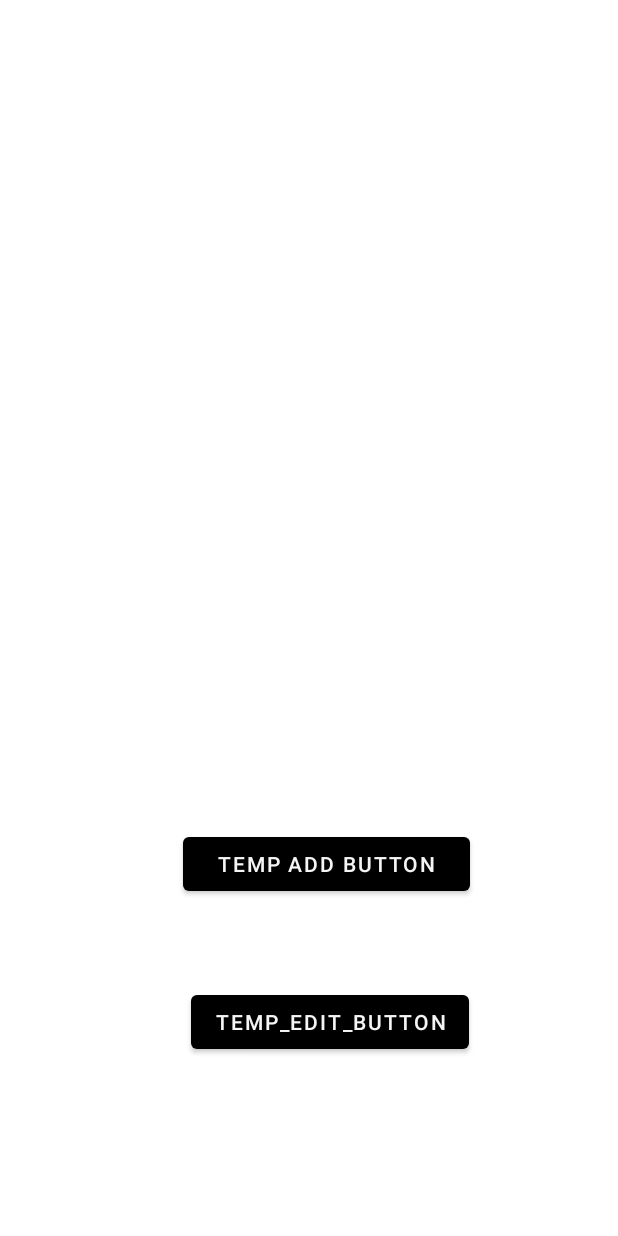
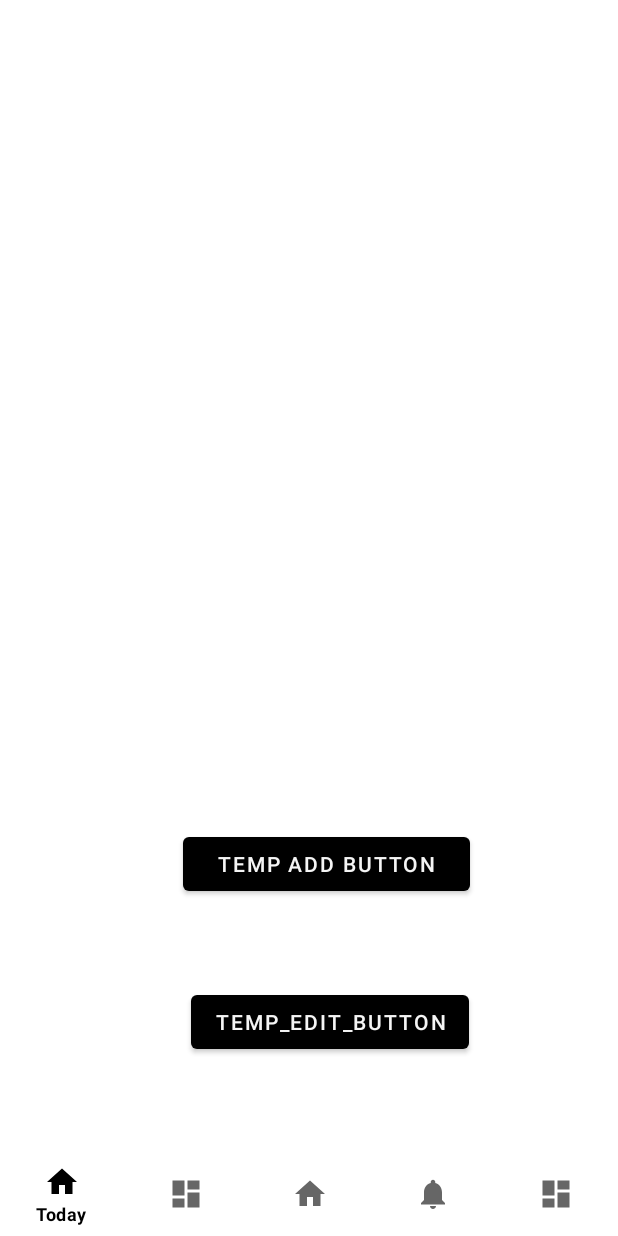
Before and after one commit to CMPUT301F21T48/TrackIt, an Android app: the TodaysHabitsActivity screen opened directly, with no data from a screen before it, on a phone screen of 412 x 824 dp. Run offline under Robolectric (Android 15) with nearby library versions, the phone set to English and light mode, and no system bars.

Commit message:
Created bottom navigation bar

```diff
--- a/app/build.gradle
+++ b/app/build.gradle
@@ -79,6 +79,9 @@ android {
         sourceCompatibility JavaVersion.VERSION_1_8
         targetCompatibility JavaVersion.VERSION_1_8
     }
+    buildFeatures {
+        viewBinding true
+    }
 }
 
 dependencies {
@@ -88,6 +91,8 @@ dependencies {
     implementation 'androidx.constraintlayout:constraintlayout:2.1.1'
     implementation 'androidx.recyclerview:recyclerview:1.2.1'
     implementation 'androidx.legacy:legacy-support-v4:1.0.0'
+    implementation 'androidx.navigation:navigation-fragment:2.3.5'
+    implementation 'androidx.navigation:navigation-ui:2.3.5'
     testImplementation 'junit:junit:4.12'
     androidTestImplementation 'androidx.test:runner:1.1.1'
     androidTestImplementation 'androidx.test.espresso:espresso-core:3.1.1'
--- /dev/null
+++ b/app/src/main/java/com/example/trackit/NavigationFragment.java
@@ -0,0 +1,64 @@
+package com.example.trackit;
+
+import android.os.Bundle;
+
+import androidx.fragment.app.Fragment;
+
+import android.view.LayoutInflater;
+import android.view.View;
+import android.view.ViewGroup;
+
+/**
+ * A simple {@link Fragment} subclass.
+ * Use the {@link NavigationFragment#newInstance} factory method to
+ * create an instance of this fragment.
+ */
+public class NavigationFragment extends Fragment {
+
+    // TODO: Rename parameter arguments, choose names that match
+    // the fragment initialization parameters, e.g. ARG_ITEM_NUMBER
+    private static final String ARG_PARAM1 = "param1";
+    private static final String ARG_PARAM2 = "param2";
+
+    // TODO: Rename and change types of parameters
+    private String mParam1;
+    private String mParam2;
+
+    public NavigationFragment() {
+        // Required empty public constructor
+    }
+
+    /**
+     * Use this factory method to create a new instance of
+     * this fragment using the provided parameters.
+     *
+     * @param param1 Parameter 1.
+     * @param param2 Parameter 2.
+     * @return A new instance of fragment BlankFragment.
+     */
+    // TODO: Rename and change types and number of parameters
+    public static NavigationFragment newInstance(String param1, String param2) {
+        NavigationFragment fragment = new NavigationFragment();
+        Bundle args = new Bundle();
+        args.putString(ARG_PARAM1, param1);
+        args.putString(ARG_PARAM2, param2);
+        fragment.setArguments(args);
+        return fragment;
+    }
+
+    @Override
+    public void onCreate(Bundle savedInstanceState) {
+        super.onCreate(savedInstanceState);
+        if (getArguments() != null) {
+            mParam1 = getArguments().getString(ARG_PARAM1);
+            mParam2 = getArguments().getString(ARG_PARAM2);
+        }
+    }
+
+    @Override
+    public View onCreateView(LayoutInflater inflater, ViewGroup container,
+                             Bundle savedInstanceState) {
+        // Inflate the layout for this fragment
+        return inflater.inflate(R.layout.navigation_bar, container, false);
+    }
+}
--- a/app/src/main/java/com/example/trackit/RegisterActivity.java
+++ b/app/src/main/java/com/example/trackit/RegisterActivity.java
@@ -60,7 +60,6 @@ public class RegisterActivity extends AppCompatActivity {
                 inputPassword.setText("");
                 Intent intent = new Intent(this, TodaysHabitsActivity.class);
                 intent.putExtra("Username", registerUsername);
-                intent.putExtra("Password", registerPassword);
                 startActivity(intent);
             }
         }
--- a/app/src/main/res/layout/activity_todays_habits.xml
+++ b/app/src/main/res/layout/activity_todays_habits.xml
@@ -31,4 +31,11 @@
         app:layout_constraintStart_toStartOf="parent"
         app:layout_constraintTop_toTopOf="parent" />
 
+    <fragment
+        android:layout_width="match_parent"
+        android:layout_height="wrap_content"
+        app:layout_constraintBottom_toBottomOf="parent"
+        tools:layout="@layout/navigation_bar"
+        class="com.example.trackit.NavigationFragment"/>
+
 </androidx.constraintlayout.widget.ConstraintLayout>
--- /dev/null
+++ b/app/src/main/res/layout/navigation_bar.xml
@@ -0,0 +1,19 @@
+<?xml version="1.0" encoding="utf-8"?>
+<FrameLayout xmlns:android="http://schemas.android.com/apk/res/android"
+    xmlns:tools="http://schemas.android.com/tools"
+    android:layout_width="match_parent"
+    android:layout_height="wrap_content"
+    xmlns:app="http://schemas.android.com/apk/res-auto"
+    tools:context=".NavigationFragment"
+    android:layout_gravity="bottom"
+    app:defaultNavHost="true"
+    app:navGraph="@navigation/mobile_navigation">
+
+    <com.google.android.material.bottomnavigation.BottomNavigationView
+        android:id="@+id/nav_bar"
+        android:layout_width="match_parent"
+        android:layout_height="wrap_content"
+        android:background="?android:attr/windowBackground"
+        app:menu="@menu/bottom_nav_menu"/>
+
+</FrameLayout>
--- /dev/null
+++ b/app/src/main/res/menu/bottom_nav_menu.xml
@@ -0,0 +1,29 @@
+<?xml version="1.0" encoding="utf-8"?>
+<menu xmlns:android="http://schemas.android.com/apk/res/android">
+
+    <item
+        android:id="@+id/navigation_home"
+        android:icon="@drawable/ic_home_black_24dp"
+        android:title="@string/title_todays_habits" />
+
+    <item
+        android:id="@+id/navigation_dashboard"
+        android:icon="@drawable/ic_dashboard_black_24dp"
+        android:title="@string/title_search" />
+
+    <item
+        android:id="@+id/navigation_feed"
+        android:icon="@drawable/ic_home_black_24dp"
+        android:title="@string/title_feed" />
+
+    <item
+        android:id="@+id/navigation_notifications"
+        android:icon="@drawable/ic_notifications_black_24dp"
+        android:title="@string/title_notifications" />
+
+    <item
+        android:id="@+id/navigation_profile"
+        android:icon="@drawable/ic_dashboard_black_24dp"
+        android:title="@string/title_profile" />
+
+</menu>
--- /dev/null
+++ b/app/src/main/res/navigation/mobile_navigation.xml
@@ -0,0 +1,20 @@
+<?xml version="1.0" encoding="utf-8"?>
+<navigation xmlns:android="http://schemas.android.com/apk/res/android"
+    xmlns:app="http://schemas.android.com/apk/res-auto"
+    xmlns:tools="http://schemas.android.com/tools"
+    android:id="@+id/mobile_navigation"
+    app:startDestination="@+id/navigation_todays_habits">
+
+    <activity
+        android:id="@+id/navigation_todays_habits"
+        android:name="com.example.trackit.TodaysHabitsActivity"
+        android:label="@string/title_todays_habits"
+        tools:layout="@layout/activity_todays_habits" />
+
+    <activity
+        android:id="@+id/navigation_search"
+        android:name="com.example.trackit.SearchActivity"
+        android:label="@string/title_search"
+        tools:layout="@layout/activity_search" />
+
+</navigation>
--- a/app/src/main/res/values/strings.xml
+++ b/app/src/main/res/values/strings.xml
@@ -37,5 +37,11 @@
     <string name="checkbox_saturday">S</string>
     <string name="checkbox_sunday">S</string>
     <string name="error_username_empty">Username field cannot be empty</string>
+    <string name="title_todays_habits">Today</string>
+    <string name="title_search">Search</string>
+    <string name="title_feed">Feed</string>
+    <string name="title_notifications">Notifications</string>
+    <string name="title_profile">Profile</string>
+    <string name="title_activity_main">MainActivity</string>
 
 </resources>
--- a/app/src/main/res/values/themes.xml
+++ b/app/src/main/res/values/themes.xml
@@ -14,4 +14,10 @@
         <item name="android:windowLightStatusBar">true</item>
         <!-- Customize your theme here. -->
     </style>
+    <style name="Theme.TrackIt.NoActionBar">
+        <item name="windowActionBar">false</item>
+        <item name="windowNoTitle">true</item>
+    </style>
+    <style name="Theme.TrackIt.AppBarOverlay" parent="ThemeOverlay.AppCompat.Dark.ActionBar" />
+    <style name="Theme.TrackIt.PopupOverlay" parent="ThemeOverlay.AppCompat.Light" />
 </resources>
```
Also changed, not shown: app/src/main/AndroidManifest.xml (+7 -5 lines), app/src/main/java/com/example/trackit/SearchActivity.java (added, +14 -0 lines), app/src/main/res/layout/activity_search.xml (added, +9 -0 lines).
